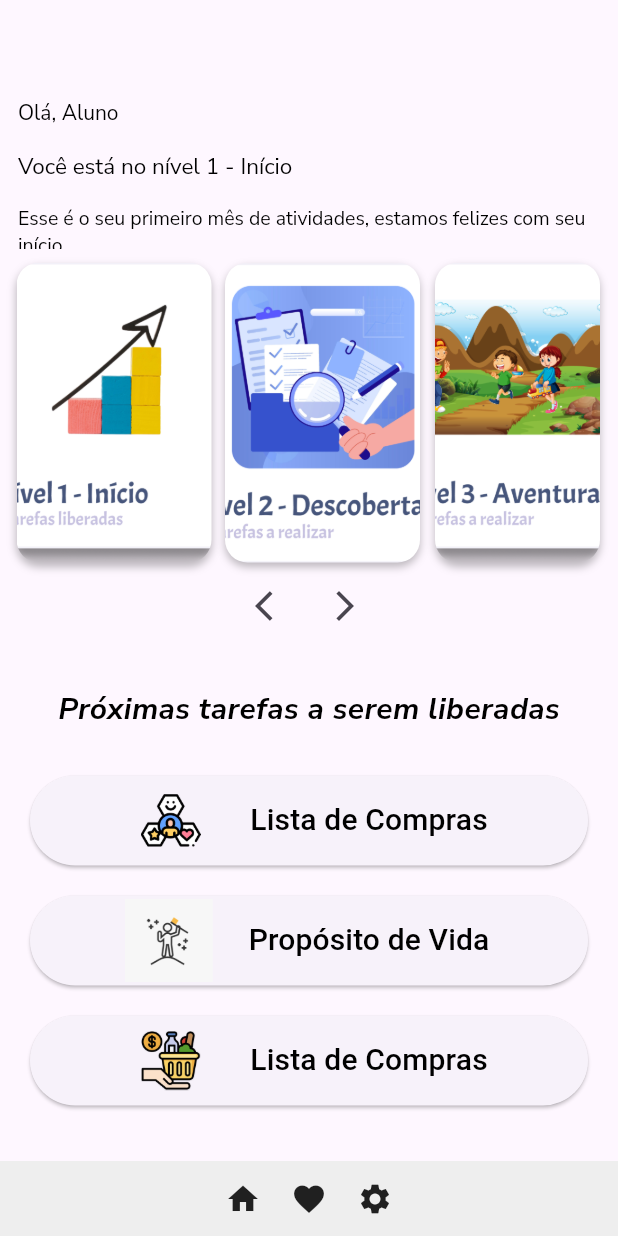
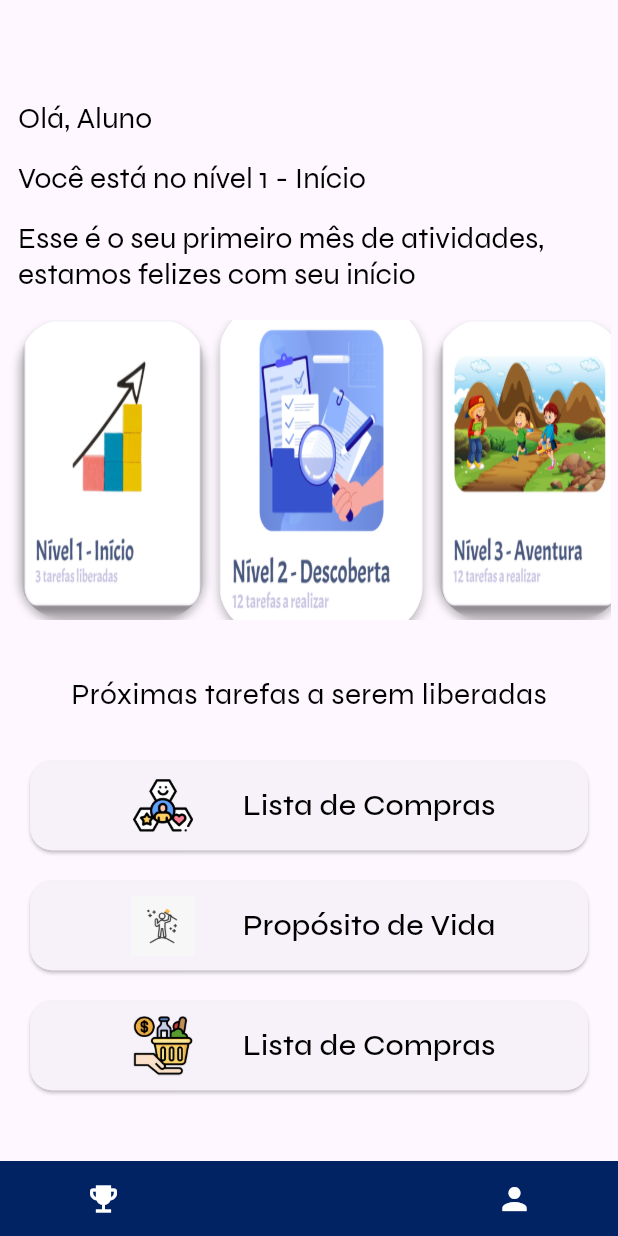
Before and after one commit to daniel-vezos/Ser-familia, a Flutter app: the screen it shows after launch, after a tap on "Acessar", on a phone screen of 412 x 824 dp. Run offline on Flutter 3.47's test engine with Material 3 defaults, Android fonts, the phone set to English and light mode, and no system bars; our stand-ins replace google_fonts.

Commit message:
em processo

```diff
--- a/lib/controller/initial_controller.dart
+++ /dev/null
@@ -1,32 +0,0 @@
-import 'package:flutter/material.dart';
-
-class InitialController with ChangeNotifier {
-  int _currentIndex = 0;
-  final List<String> _imageList = [
-    "assets/backgrounds/nivel1.png",
-    "assets/backgrounds/nivel2.png",
-    "assets/backgrounds/nivel3.png",
-    "assets/backgrounds/nivel4.png",
-    "assets/backgrounds/nivel5.png",
-    "assets/backgrounds/nivel6.png",
-    "assets/backgrounds/nivel7.png",
-    "assets/backgrounds/nivel8.png",
-    "assets/backgrounds/nivel9.png",
-  ];
-
-  int get currentIndex => _currentIndex;
-  List<String> get imageList => _imageList;
-
-  void previousImage() {
-    _currentIndex = (_currentIndex - 3) % _imageList.length;
-    if (_currentIndex < 0) {
-      _currentIndex += _imageList.length;
-    }
-    notifyListeners();
-  }
-
-  void nextImage() {
-    _currentIndex = (_currentIndex + 3) % _imageList.length;
-    notifyListeners();
-  }
-}
--- a/lib/pages/initial_home.dart
+++ b/lib/pages/initial_home.dart
@@ -1,23 +1,9 @@
 import 'package:flutter/material.dart';
 import 'package:google_fonts/google_fonts.dart';
 
-class InitialHome extends StatefulWidget {
-  const InitialHome({super.key});
+class InitialHome extends StatelessWidget {
+  InitialHome({super.key});
 
-  @override
-  // ignore: library_private_types_in_public_api
-  _InitialHomeState createState() => _InitialHomeState();
-}
-
-class _InitialHomeState extends State<InitialHome> {
-  // Variáveis para os dados do aluno
-  String nomeAluno = 'Aluno'; // Substitua pelo nome real do aluno
-  String numeroMatricula = '123456'; // Substitua pelo número real da matrícula
-
-  // Índice inicial do carrossel de imagens
-  int _currentIndex = 0;
-
-  // Lista de imagens para o carrossel
   final List<String> _imageList = [
     "assets/backgrounds/nivel1.png",
     "assets/backgrounds/nivel2.png",
@@ -30,258 +16,187 @@ class _InitialHomeState extends State<InitialHome> {
     "assets/backgrounds/nivel9.png",
   ];
 
-  void _previousImage() {
-    setState(() {
-      _currentIndex = (_currentIndex - 3) % _imageList.length;
-      if (_currentIndex < 0) {
-        _currentIndex += _imageList.length;
-      }
-    });
-  }
-
-  void _nextImage() {
-    setState(() {
-      _currentIndex = (_currentIndex + 3) % _imageList.length;
-    });
-  }
+  // Lista de sombras correspondentes a cada imagem
+  final List<BoxShadow> _imageShadows = [
+    const BoxShadow(
+      color: Colors.black26,
+      blurRadius: 4,
+      offset: Offset(0, 3),
+    ),
+    const BoxShadow(
+      color: Colors.black26,
+      blurRadius: 4,
+      offset: Offset(0, 3),
+    ),
+    const BoxShadow(
+      color: Colors.black26,
+      blurRadius: 4,
+      offset: Offset(0, 3),
+    ),
+    const BoxShadow(
+      color: Colors.black26,
+      blurRadius: 4,
+      offset: Offset(0, 3),
+    ),
+    const BoxShadow(
+      color: Colors.black26,
+      blurRadius: 4,
+      offset: Offset(0, 3),
+    ),
+    const BoxShadow(
+      color: Colors.black26,
+      blurRadius: 4,
+      offset: Offset(0, 3),
+    ),
+    const BoxShadow(
+      color: Colors.black26,
+      blurRadius: 4,
+      offset: Offset(0, 3),
+    ),
+    const BoxShadow(
+      color: Colors.black26,
+      blurRadius: 4,
+      offset: Offset(0, 3),
+    ),
+    const BoxShadow(
+      color: Colors.black26,
+      blurRadius: 4,
+      offset: Offset(0, 3),
+    ),
+  ];
 
   @override
   Widget build(BuildContext context) {
     return MaterialApp(
       debugShowCheckedModeBanner: false,
       home: Scaffold(
-        appBar: AppBar(
-          // Removido o título da AppBar
-          elevation: 0, // Remove a sombra da AppBar
-        ),
+        appBar: AppBar(elevation: 0),
         body: ListView(
-          padding: const EdgeInsets.symmetric(
-              vertical: 10), // Espaçamento vertical geral
+          padding: const EdgeInsets.symmetric(vertical: 10),
           children: [
             Padding(
-              padding: const EdgeInsets.fromLTRB(
-                  12.0, 0, 12.0, 4.0), // Ajustado o espaçamento superior
-              child: SizedBox(
-                height: 100,
+              padding: const EdgeInsets.fromLTRB(12.0, 0, 12.0, 4.0),
               child: RichText(
                 text: TextSpan(
                   children: [
                     TextSpan(
-                        text: 'Olá, $nomeAluno\n',
-                        style: GoogleFonts.nunitoSans(
-                          fontSize: 14.0,
-                          color: Colors.black,
+                      text: 'Olá, Aluno\n',
+                      style:
+                          GoogleFonts.syne(fontSize: 20.0, color: Colors.black),
                     ),
-                      ),
-                      const TextSpan(
-                        text: '\n',
-                      ),
+                    const TextSpan(text: '\n'),
                     TextSpan(
                       text: 'Você está no nível 1 - Início\n',
-                        style: GoogleFonts.nunitoSans(
-                          fontSize: 15.0,
-                          color: Colors.black,
+                      style:
+                          GoogleFonts.syne(fontSize: 20.0, color: Colors.black),
                     ),
-                      ),
-                      const TextSpan(
-                        text: '\n',
-                      ),
+                    const TextSpan(text: '\n'),
                     TextSpan(
                       text:
                           'Esse é o seu primeiro mês de atividades, estamos felizes com seu início',
-                        style: GoogleFonts.nunitoSans(
-                          fontSize: 13.0,
-                          color: Colors.black,
-                        ),
+                      style:
+                          GoogleFonts.syne(fontSize: 20.0, color: Colors.black),
                     ),
                   ],
                 ),
               ),
             ),
-            ),
+            const SizedBox(height: 10),
             Padding(
               padding: const EdgeInsets.all(5.0),
               child: SizedBox(
                 height: 200,
-                child: Row(
-                  mainAxisAlignment: MainAxisAlignment.center,
-                  children: [
-                    Padding(
-                      padding: const EdgeInsets.symmetric(horizontal: 4.0),
+                child: LayoutBuilder(
+                  builder: (context, constraints) {
+                    // ignore: unused_local_variable
+                    final itemWidth = (constraints.maxWidth - 32) / 3;
+                    return ListView.builder(
+                      scrollDirection: Axis.horizontal,
+                      itemCount: _imageList.length,
+                      itemBuilder: (context, index) {
+                        final double itemWidth =
+                            (constraints.maxWidth - 32) / 3;
+
+                        double scale = index == 1
+                            ? 1.1
+                            : 1.0; // Escala maior para a imagem central
+
+                        return Padding(
+                          padding: const EdgeInsets.symmetric(horizontal: 8.0),
+                          child: Transform.scale(
+                            scale: scale,
                             child: Container(
-                        width: 130,
+                              width: itemWidth,
                               decoration: BoxDecoration(
-                          borderRadius: BorderRadius.circular(15),
-                          boxShadow: const [
-                            BoxShadow(
-                              color: Colors.black26,
-                              blurRadius: 4,
-                              offset: Offset(0, 3),
-                            ),
-                          ],
+                                borderRadius: BorderRadius.circular(30),
+                                boxShadow: [_imageShadows[index]],
                                 image: DecorationImage(
-                            image: AssetImage(_imageList[_currentIndex]),
-                            fit: BoxFit.cover,
+                                  image: AssetImage(_imageList[index]),
+                                  fit: BoxFit.fill,
                                 ),
                               ),
                             ),
                           ),
-                    if (_imageList.length > 1)
-                      Padding(
-                        padding: const EdgeInsets.symmetric(horizontal: 5.0),
-                        child: Container(
-                          width: 130,
-                          decoration: BoxDecoration(
-                            borderRadius: BorderRadius.circular(15),
-                            boxShadow: const [
-                              BoxShadow(
-                                color: Colors.black26,
-                                blurRadius: 4,
-                                offset: Offset(0, 3),
-                              ),
-                            ],
-                            image: DecorationImage(
-                              image: AssetImage(
-                                _imageList[
-                                    (_currentIndex + 1) % _imageList.length],
-                              ),
-                              fit: BoxFit.cover,
-                            ),
-                          ),
-                        ),
-                      ),
-                    if (_imageList.length > 2)
-                      Padding(
-                        padding: const EdgeInsets.symmetric(horizontal: 5.0),
-                        child: Container(
-                          width: 110,
-                          decoration: BoxDecoration(
-                            borderRadius: BorderRadius.circular(15),
-                            boxShadow: const [
-                              BoxShadow(
-                                color: Colors.black26,
-                                blurRadius: 4,
-                                offset: Offset(0, 3),
-                              ),
-                            ],
-                            image: DecorationImage(
-                              image: AssetImage(
-                                _imageList[
-                                    (_currentIndex + 2) % _imageList.length],
-                              ),
-                              fit: BoxFit.cover,
-                            ),
-                          ),
-                        ),
-                      ),
-                  ],
-                ),
-              ),
-            ),
-            Row(
-              mainAxisAlignment: MainAxisAlignment.center,
-              children: [
-                IconButton(
-                  icon: const Icon(Icons.arrow_back_ios),
-                  onPressed: _previousImage,
-                ),
-                IconButton(
-                  icon: const Icon(Icons.arrow_forward_ios),
-                  onPressed: _nextImage,
-                ),
-              ],
-            ),
-            const SizedBox(height: 30),
-            Padding(
-              padding: const EdgeInsets.symmetric(horizontal: 20.0),
-              child: Center(
-                child: Text(
-                  'Próximas tarefas a serem liberadas',
-                  style: GoogleFonts.nunitoSans(
-                    fontSize: 20.0,
-                    color: Colors.black,
-                    fontWeight: FontWeight.bold,
-                    fontStyle: FontStyle.italic,
-                  ),
+                        );
+                      },
+                    );
+                  },
                 ),
               ),
             ),
             const SizedBox(height: 30),
-            Padding(
-              padding: const EdgeInsets.only(left: 20, right: 20),
-              child: ElevatedButton.icon(
-                style: ElevatedButton.styleFrom(
-                  minimumSize: const Size(double.infinity, 60),
-                ),
-                icon: Padding(
-                  padding: const EdgeInsets.only(
-                    right: 10,
-                  ),
-                  child: Image.asset(
-                    'assets/backgrounds/botao1.png',
-                    width: 70,
-                    height: 40,
-                  ),
-                ),
-                label: const Text(
-                  'Lista de Compras',
-                  style: TextStyle(fontSize: 20, color: Colors.black),
-                ),
-                onPressed: () {},
-              ),
-            ),
+            _buildSectionTitle('Próximas tarefas a serem liberadas'),
+            const SizedBox(height: 30),
+            _buildElevatedButton(
+                'Lista de Compras', 'assets/backgrounds/botao1.png'),
             const SizedBox(height: 20),
-            Padding(
-              padding: const EdgeInsets.only(left: 20, right: 20),
-              child: ElevatedButton.icon(
-                style: ElevatedButton.styleFrom(
-                  minimumSize: const Size(double.infinity, 60),
-                ),
-                icon: Padding(
-                  padding: const EdgeInsets.only(
-                    right: 10,
-                  ),
-                  child: Image.asset(
-                    'assets/backgrounds/botaook.png',
-                    width: 70,
-                    height: 55,
-                  ),
-                ),
-                label: const Text(
-                  'Propósito de Vida',
-                  style: TextStyle(fontSize: 20, color: Colors.black),
-                ),
-                onPressed: () {},
-              ),
-            ),
+            _buildElevatedButton(
+                'Propósito de Vida', 'assets/backgrounds/botaook.png'),
             const SizedBox(height: 20),
-            Padding(
-              padding: const EdgeInsets.only(left: 20, right: 20),
-              child: ElevatedButton.icon(
-                style: ElevatedButton.styleFrom(
-                  minimumSize: const Size(double.infinity, 60),
-                ),
-                icon: Padding(
-                  padding: const EdgeInsets.only(
-                    right: 10,
-                  ),
-                  child: Image.asset(
-                    'assets/backgrounds/botao3.png',
-                    width: 70,
-                    height: 40,
-                  ),
-                ),
-                label: const Text(
-                  'Lista de Compras',
-                  style: TextStyle(fontSize: 20, color: Colors.black),
-                ),
-                onPressed: () {},
-              ),
-            ),
+            _buildElevatedButton(
+                'Lista de Compras', 'assets/backgrounds/botao3.png'),
             const SizedBox(height: 30),
           ],
         ),
         bottomNavigationBar: const MenuWidget(),
+      ),
+    );
+  }
+
+  Padding _buildSectionTitle(String title) {
+    return Padding(
+      padding: const EdgeInsets.symmetric(horizontal: 20.0),
+      child: Center(
+        child: Text(
+          title,
+          style: GoogleFonts.syne(
+            fontSize: 20.0,
+            color: Colors.black,
+          ),
+        ),
+      ),
+    );
+  }
+
+  Padding _buildElevatedButton(String text, String asset) {
+    return Padding(
+      padding: const EdgeInsets.symmetric(horizontal: 20),
+      child: ElevatedButton.icon(
+        style: ElevatedButton.styleFrom(
+          minimumSize: const Size(double.infinity, 60),
+          shape: RoundedRectangleBorder(
+            borderRadius: BorderRadius.circular(15),
+          ),
+        ),
+        icon: Padding(
+          padding: const EdgeInsets.only(right: 10),
+          child: Image.asset(asset, width: 70, height: 40),
+        ),
+        label: Text(
+          text,
+          style: GoogleFonts.syne(fontSize: 20.0, color: Colors.black),
+        ),
+        onPressed: () {},
       ),
     );
   }
@@ -293,16 +208,14 @@ class MenuWidget extends StatelessWidget {
   @override
   Widget build(BuildContext context) {
     return Container(
-      color: Colors.grey[200],
+      color: const Color.fromARGB(255, 1, 35, 99),
       height: 50,
       child: const Row(
         mainAxisAlignment: MainAxisAlignment.center,
         children: [
-          Icon(Icons.home),
-          SizedBox(width: 20),
-          Icon(Icons.favorite),
-          SizedBox(width: 20),
-          Icon(Icons.settings),
+          Icon(Icons.emoji_events, color: Colors.white),
+          SizedBox(width: 250), // Ajusta o espaço entre os ícones
+          Icon(Icons.person, color: Colors.white),
         ],
       ),
     );
@@ -310,5 +223,5 @@ class MenuWidget extends StatelessWidget {
 }
 
 void main() {
-  runApp(const InitialHome());
+  runApp(InitialHome());
 }
--- a/lib/pages/initial_page.dart
+++ b/lib/pages/initial_page.dart
@@ -134,10 +134,8 @@ class _InitialPageState extends State<InitialPage> {
             const SizedBox(height: 15),
             CustomButtonNavigation(
               onPressed: () {
-                Navigator.push(
-                    context,
-                    MaterialPageRoute(
-                        builder: (context) => const InitialHome()));
+                Navigator.push(context,
+                    MaterialPageRoute(builder: (context) => InitialHome()));
               },
               title: 'Acessar',
               width: 175,
```
Also changed, not shown: pubspec.yaml (+2 -25 lines). Lines whose indentation alone changed are shown as unchanged.
